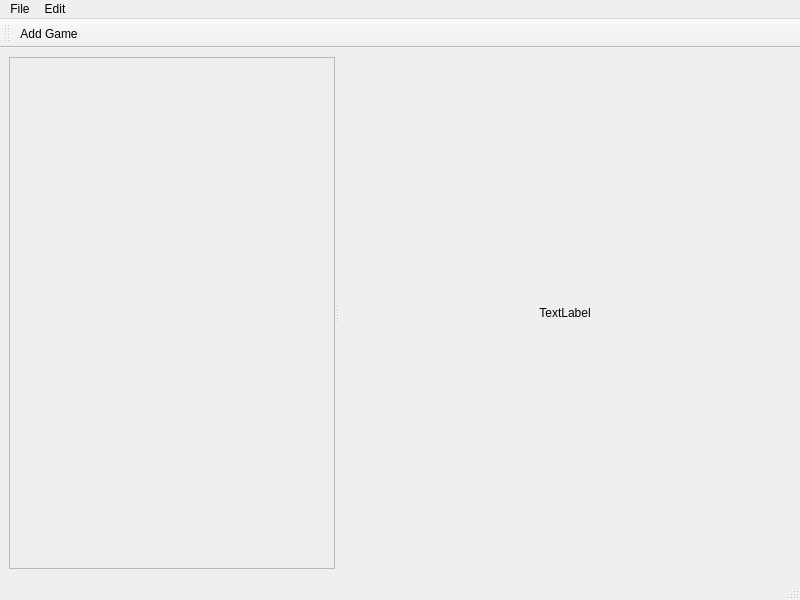
This is UI/windows/QuestsMainWindow.ui in LydP/Quest-Lists as Qt 5 draws it before an edit. The edited form follows.
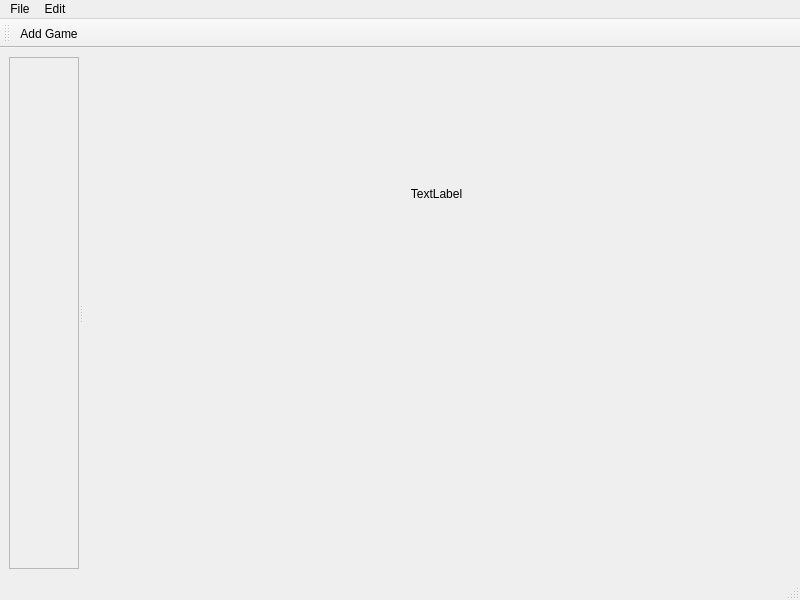
This is the edited form.

Commit message: Improved layout of the questsMetaData QGroupBox.

Diff of the .ui file:
```diff
--- a/UI/windows/QuestsMainWindow.ui
+++ b/UI/windows/QuestsMainWindow.ui
@@ -14,16 +14,19 @@
    <string>MainWindow</string>
   </property>
   <widget class="QWidget" name="centralwidget">
-   <layout class="QVBoxLayout" name="verticalLayout_2">
+   <layout class="QHBoxLayout" name="horizontalLayout">
     <item>
      <widget class="QSplitter" name="splitter">
       <property name="orientation">
        <enum>Qt::Orientation::Horizontal</enum>
       </property>
-      <widget class="QWidget" name="layoutWidget">
-       <layout class="QVBoxLayout" name="verticalLayout">
-        <item>
          <widget class="QScrollArea" name="scrollArea">
+       <property name="sizePolicy">
+        <sizepolicy hsizetype="Preferred" vsizetype="Preferred">
+         <horstretch>0</horstretch>
+         <verstretch>0</verstretch>
+        </sizepolicy>
+       </property>
           <property name="widgetResizable">
            <bool>true</bool>
           </property>
@@ -32,19 +35,25 @@
             <rect>
              <x>0</x>
              <y>0</y>
-             <width>418</width>
-             <height>490</height>
+          <width>116</width>
+          <height>500</height>
             </rect>
            </property>
           </widget>
-         </widget>
-        </item>
-        <item>
-         <layout class="QHBoxLayout" name="horizontalLayout"/>
-        </item>
-       </layout>
       </widget>
       <widget class="QGroupBox" name="questsMetadata">
+       <property name="sizePolicy">
+        <sizepolicy hsizetype="Preferred" vsizetype="Preferred">
+         <horstretch>0</horstretch>
+         <verstretch>0</verstretch>
+        </sizepolicy>
+       </property>
+       <property name="minimumSize">
+        <size>
+         <width>0</width>
+         <height>0</height>
+        </size>
+       </property>
        <property name="autoFillBackground">
         <bool>false</bool>
        </property>
@@ -59,6 +68,12 @@
        <layout class="QGridLayout" name="gridLayout">
         <item row="0" column="0">
          <widget class="QStackedWidget" name="questsMetadataStackedWidget">
+          <property name="sizePolicy">
+           <sizepolicy hsizetype="Maximum" vsizetype="Preferred">
+            <horstretch>0</horstretch>
+            <verstretch>0</verstretch>
+           </sizepolicy>
+          </property>
           <property name="currentIndex">
            <number>1</number>
           </property>
@@ -74,15 +89,56 @@
            </layout>
           </widget>
           <widget class="QWidget" name="page_2">
+           <property name="sizePolicy">
+            <sizepolicy hsizetype="Maximum" vsizetype="Preferred">
+             <horstretch>0</horstretch>
+             <verstretch>0</verstretch>
+            </sizepolicy>
+           </property>
            <layout class="QVBoxLayout" name="verticalLayout_4">
             <item>
+             <layout class="QHBoxLayout" name="horizontalLayout_2">
+              <item>
              <widget class="QLabel" name="gameCoverImage">
+                <property name="sizePolicy">
+                 <sizepolicy hsizetype="Expanding" vsizetype="Expanding">
+                  <horstretch>0</horstretch>
+                  <verstretch>0</verstretch>
+                 </sizepolicy>
+                </property>
+                <property name="minimumSize">
+                 <size>
+                  <width>0</width>
+                  <height>0</height>
+                 </size>
+                </property>
+                <property name="maximumSize">
+                 <size>
+                  <width>200</width>
+                  <height>300</height>
+                 </size>
+                </property>
               <property name="text">
                <string>&lt;html&gt;&lt;head/&gt;&lt;body&gt;&lt;p align=&quot;center&quot;&gt;TextLabel&lt;/p&gt;&lt;/body&gt;&lt;/html&gt;</string>
               </property>
              </widget>
             </item>
            </layout>
+            </item>
+            <item>
+             <spacer name="verticalSpacer">
+              <property name="orientation">
+               <enum>Qt::Orientation::Vertical</enum>
+              </property>
+              <property name="sizeHint" stdset="0">
+               <size>
+                <width>20</width>
+                <height>227</height>
+               </size>
+              </property>
+             </spacer>
+            </item>
+           </layout>
           </widget>
          </widget>
         </item>
```
Left out of the diff: 2 changed lines with no effect on the pictures. Lines whose indentation alone changed are shown as unchanged. The commit also changes 2 other files.
